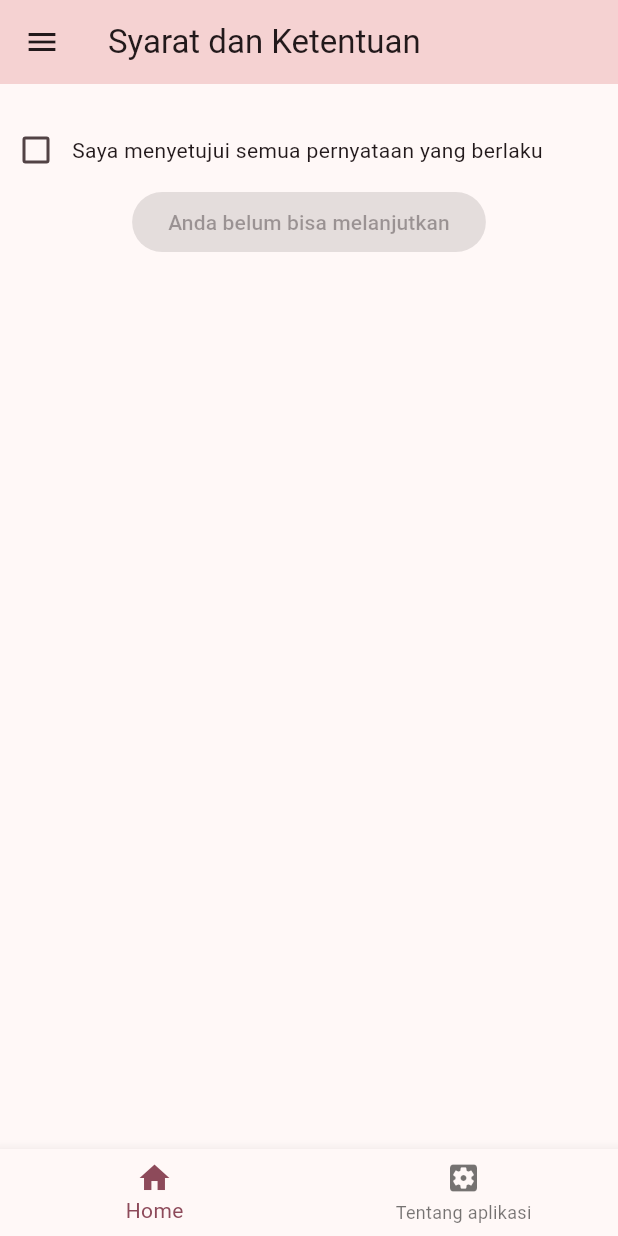
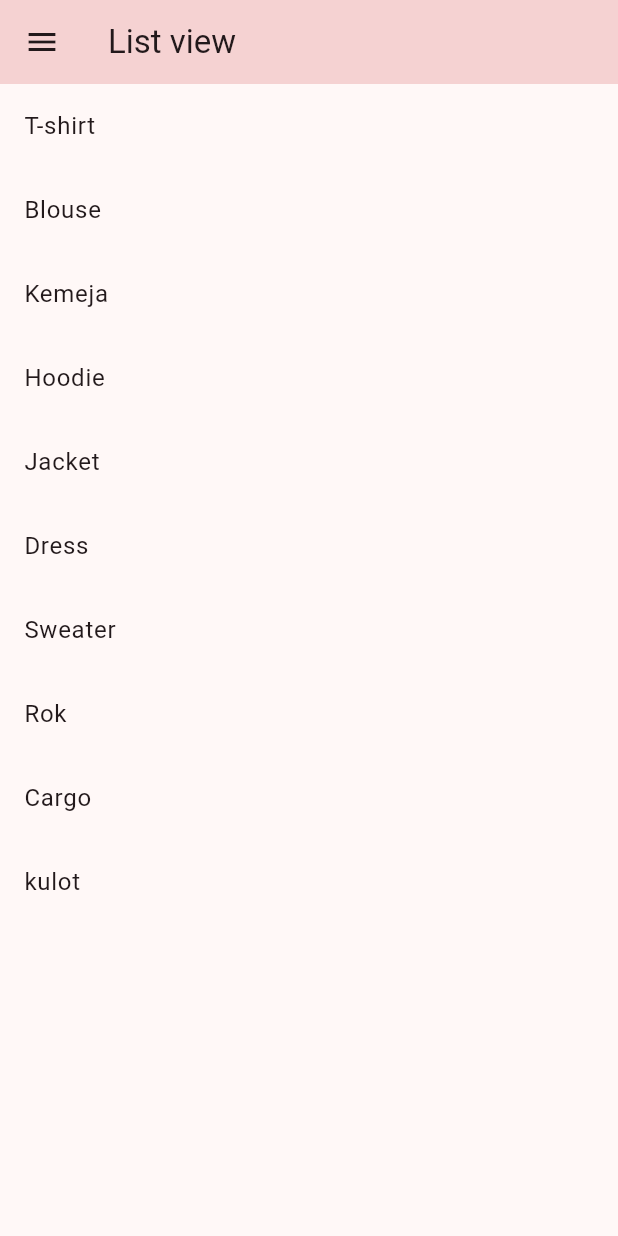
Before and after one commit to elizsabel/ppkd_elizsabel, a Flutter app: the screen it shows after launch, on a phone screen of 412 x 824 dp. Run offline on Flutter 3.47's test engine with Material 3 defaults, Android fonts, the light colour scheme and no system bars; our stand-ins replace curved_navigation_bar, delightful_toast.

Commit message:
Tugas9 Flutter

```diff
--- a/lib/main.dart
+++ b/lib/main.dart
@@ -5,6 +5,8 @@ import 'package:ppkd_elizsabel/NavButton/drawer.dart';
 import 'package:ppkd_elizsabel/NavButton/main_screen.dart';
 import 'package:ppkd_elizsabel/Tugas7/menu_tugas7.dart';
 import 'package:ppkd_elizsabel/tugas8/tugas8.dart';
+import 'package:ppkd_elizsabel/tugas9/drawerlist9.dart';
+import 'package:ppkd_elizsabel/tugas9/listview_list.dart';
 import 'package:ppkd_elizsabel/tugasflutter/tugas6.dart';
 import 'package:ppkd_elizsabel/Tugas7/tugas7.dart';
 
@@ -39,7 +41,7 @@ class MyApp extends StatelessWidget {
         colorScheme: ColorScheme.fromSeed(seedColor: Colors.pinkAccent),
       ),
       //home: ColumnWidgetDay7(),
-      home: bottomNavBar2(),
+      home: Drawerlist9(),
     );
   }
 }
--- /dev/null
+++ b/lib/tugas9/app_image.dart
@@ -0,0 +1,17 @@
+import 'package:flutter/widgets.dart';
+
+class AppImage {
+  static const assetImage = "assets/images";
+  static const tshirt = "$assetImage/t-shirt1.jpg";
+  static const blouse = "$assetImage/blouse.jpg";
+  static const kemeja = "$assetImage/kemeja.jpg";
+  static const hoodie = "$assetImage/hoodie.jpg";
+  static const jaket = "$assetImage/jaket.jpg";
+  static const dress = "$assetImage/dress.jpg";
+  static const sweater = "$assetImage/sweater.jpg";
+  static const rok = "$assetImage/rok.jpg";
+  static const cargo = "$assetImage/cargo.jpg";
+  static const kulot = "$assetImage/kulot.jpg";
+
+
+}
--- /dev/null
+++ b/lib/tugas9/drawerlist9.dart
@@ -0,0 +1,81 @@
+import 'package:flutter/material.dart';
+import 'package:ppkd_elizsabel/tugas9/listview_list.dart';
+import 'package:ppkd_elizsabel/tugas9/listview_list_map.dart';
+import 'package:ppkd_elizsabel/tugas9/listview_model.dart';
+
+class Drawerlist9 extends StatefulWidget {
+  const Drawerlist9({super.key});
+
+  @override
+  State<Drawerlist9> createState() => _DrawerList9();
+}
+
+class _DrawerList9 extends State<Drawerlist9> {
+  int _selectedIndex = 0;
+  //judul appbar
+  static const List<String> _titles = [
+    "List view",
+    "List View Map",
+    "List view Model",
+  ];
+  static const List<Widget> _widgetOptions = [
+    // Center(child: Text("Home")),
+    ListviewListWidget9(),
+    ListviewListMap9(),
+    ListviewListModel9(),
+  ];
+  void onTapDrawer(int index) {
+    setState(() {
+      _selectedIndex = index;
+    });
+    Navigator.pop(context);
+  }
+
+  @override
+  Widget build(BuildContext context) {
+    return Scaffold(
+      appBar: AppBar(
+        title: Text(_titles[_selectedIndex]),
+        backgroundColor: Color(0XFFF5D2D2),
+      ),
+      drawer: Drawer(
+        child: ListView(
+          children: [
+            ListTile(
+              leading: CircleAvatar(
+                backgroundImage: AssetImage("assets/images/poto.jpg"),
+              ),
+              title: Text("Hai Elizsabel"),
+              subtitle: Text("selamat datang"),
+            ),
+            Divider(),
+            ListTile(
+              onTap: () {
+                onTapDrawer(0);
+              },
+              leading: Icon(Icons.list),
+              title: Text("List View"),
+            ),
+            Divider(),
+            ListTile(
+              onTap: () {
+                onTapDrawer(1);
+              },
+              leading: Icon(Icons.list_alt),
+              title: Text("List View Map"),
+            ),
+            Divider(),
+            ListTile(
+              onTap: () {
+                onTapDrawer(2);
+              },
+              leading: Icon(Icons.list_sharp),
+              title: Text("List View Model"),
+            ),
+          ],
+        ),
+      ),
+      body: _widgetOptions[_selectedIndex],
+    );
+  }
+}
--- /dev/null
+++ b/lib/tugas9/listview_list.dart
@@ -0,0 +1,22 @@
+import 'package:flutter/material.dart';
+
+class ListviewListWidget9 extends StatefulWidget {
+  const ListviewListWidget9({super.key});
+
+  @override
+  State<ListviewListWidget9> createState() =>
+      _ListviewListWidget9();
+}
+
+class _ListviewListWidget9 extends State<ListviewListWidget9> {
+  final List<String> namaPakaian = ["T-shirt", "Blouse", "Kemeja", "Hoodie", "Jacket","Dress","Sweater","Rok","Cargo", "kulot"];
+  @override
+  Widget build(BuildContext context) {
+    return ListView.builder(
+      itemCount: namaPakaian.length,
+      itemBuilder: (BuildContext context, int index) {
+        return ListTile(title: Text(namaPakaian[index]));
+      },
+    );
+  }
+}
--- a/pubspec.yaml
+++ b/pubspec.yaml
@@ -30,8 +30,10 @@ environment:
 dependencies:
   cupertino_icons: ^1.0.8
   curved_navigation_bar: ^1.0.6
+  delightful_toast: ^1.1.0
   flutter:
     sdk: flutter
+  fluttertoast: ^9.0.0
   intl: ^0.20.2
 
 dev_dependencies:
```
Also changed, not shown: lib/tugas9/listview_list_map.dart (added, +118 -0 lines), lib/tugas9/listview_model.dart (added, +133 -0 lines), lib/tugas9/pakaian_model.dart (added, +17 -0 lines), lib/tugas9/rupiah.dart (added, +12 -0 lines), assets/images/blouse.jpg (added), assets/images/cargo.jpg (added), assets/images/dress.jpg (added), assets/images/hoodie.jpg (added), assets/images/jaket.jpg (added), assets/images/kemeja.jpg (added), assets/images/kulot.jpg (added), assets/images/rok.jpg (added), assets/images/sweater.jpg (added), assets/images/t-shirt1.jpg (added).
